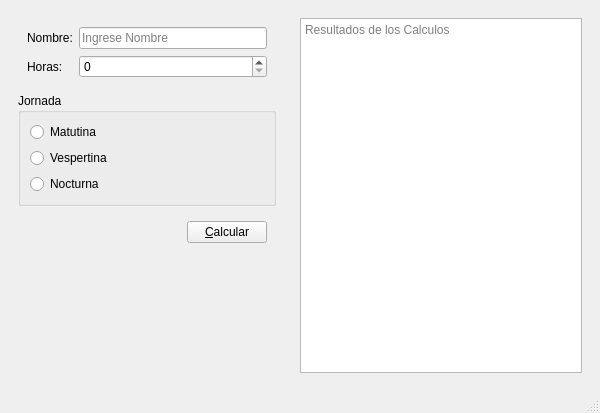
The window that salarios.ui (Geovannyjaramillo/P60-SALARIO) describes before a commit, drawn with Qt 5.
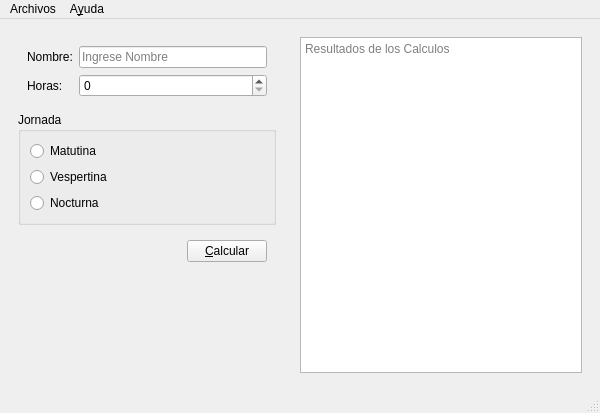
The same window after the commit.

Commit message: Agregado menu arhivos y ayuda

Diff of the .ui file:
```diff
--- a/salarios.ui
+++ b/salarios.ui
@@ -171,6 +171,24 @@
      <height>21</height>
     </rect>
    </property>
+   <widget class="QMenu" name="menuArchivos">
+    <property name="title">
+     <string>Archivos</string>
+    </property>
+    <addaction name="actionNuevo"/>
+    <addaction name="actionAbrir"/>
+    <addaction name="actionGuardar"/>
+    <addaction name="actionCalcular"/>
+    <addaction name="actionSalir"/>
+   </widget>
+   <widget class="QMenu" name="menuA_yuda">
+    <property name="title">
+     <string>A&amp;yuda</string>
+    </property>
+    <addaction name="actionAcerca_de"/>
+   </widget>
+   <addaction name="menuArchivos"/>
+   <addaction name="menuA_yuda"/>
   </widget>
   <widget class="QStatusBar" name="statusbar"/>
  </widget>
```
Left out of the diff: 45 changed lines with no effect on the pictures. The commit also changes 7 other files.
